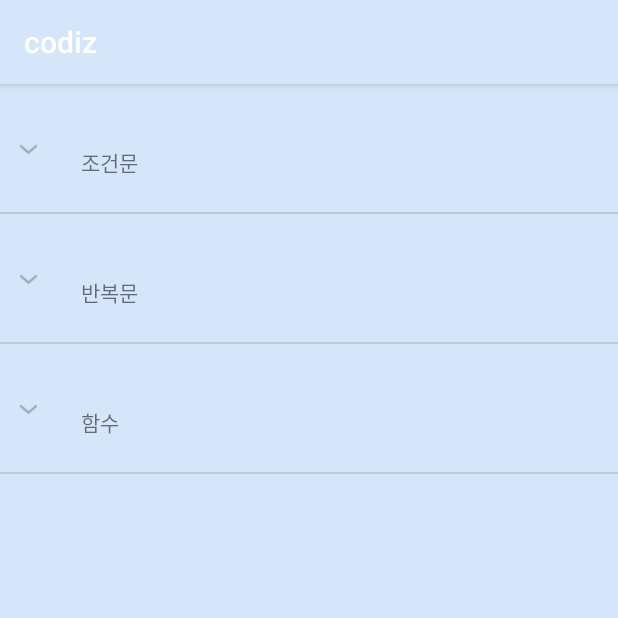
After one commit to LeeSaeBom/CODIZ-AOS, an Android app: the GrammerActivity screen opened directly, with no data from a screen before it, on a phone screen of 412 x 824 dp, the top half of it. The commit adds this screen. Run offline under Robolectric (Android 15) with nearby library versions, the phone set to English and light mode, and no system bars.

Commit message:
CODIZAOS-3 문제 및 문법 선택 화면 구성

```diff
--- a/app/build.gradle
+++ b/app/build.gradle
@@ -31,6 +31,7 @@ dependencies {
     implementation 'androidx.appcompat:appcompat:1.1.0'
     implementation 'androidx.core:core-ktx:1.3.0'
     implementation 'androidx.constraintlayout:constraintlayout:1.1.3'
+    implementation 'androidx.wear:wear:1.0.0'
     testImplementation 'junit:junit:4.12'
     androidTestImplementation 'androidx.test.ext:junit:1.1.1'
     androidTestImplementation 'androidx.test.espresso:espresso-core:3.2.0'
@@ -42,4 +43,5 @@ dependencies {
 
     implementation 'com.android.support:support-annotations:28.0.0'
     implementation 'com.google.android.material:material:1.1.0'
+    compileOnly 'com.google.android.wearable:wearable:2.6.0'
 }
--- /dev/null
+++ b/app/src/main/java/com/example/mobile/GrammerActivity.kt
@@ -0,0 +1,89 @@
+package com.example.mobile
+
+import android.content.Context
+import android.content.Intent
+import android.os.Bundle
+import android.view.LayoutInflater
+import android.view.View
+import android.view.ViewGroup
+import android.widget.BaseExpandableListAdapter
+import android.widget.Button
+import android.widget.TextView
+import androidx.appcompat.app.AppCompatActivity
+import kotlinx.android.synthetic.main.activity_main.*
+
+class GrammerActivity : AppCompatActivity() {
+
+    val groupList = arrayOf("조건문", "반복문", "함수")
+    private val grammerList = arrayOf(
+        arrayOf("if", "switch"),
+        arrayOf("for", "while"),
+        arrayOf("함수 선언")
+    )
+
+    override fun onCreate(savedInstanceState: Bundle?) {
+        super.onCreate(savedInstanceState)
+        setContentView(R.layout.activity_grammer)
+
+        expanded_menu.setAdapter(GrammerExpandAdapter(groupList, grammerList, this))
+    }
+
+    class GrammerExpandAdapter(
+        private val groupList: Array<String>,
+        private val grammerList: Array<Array<String>>,
+        private val context: Context
+    ) : BaseExpandableListAdapter() {
+
+        override fun getGroupCount(): Int = groupList.size
+
+        override fun getChildrenCount(groupPosition: Int): Int {
+            return grammerList[groupPosition].size
+        }
+
+        override fun getGroup(groupPosition: Int): Any = groupList[groupPosition]
+
+        override fun getChild(groupPosition: Int, childPosition: Int): Any =
+            grammerList[groupPosition][childPosition]
+
+        override fun getGroupId(groupPosition: Int): Long = groupPosition.toLong()
+
+        override fun getChildId(groupPosition: Int, childPosition: Int): Long =
+            childPosition.toLong()
+
+        override fun hasStableIds(): Boolean = true
+
+        override fun getGroupView(
+            groupPosition: Int,
+            isExpanded: Boolean,
+            convertView: View?,
+            parent: ViewGroup?
+        ): View {
+            val view =
+                convertView ?: LayoutInflater.from(context)
+                    .inflate(R.layout.problem_group, parent, false)
+
+            val textView = view.findViewById<TextView>(R.id.groupName)
+            textView.text = groupList[groupPosition]
+            return view
+        }
+
+        override fun getChildView(
+            groupPosition: Int,
+            childPosition: Int,
+            isLastChild: Boolean,
+            convertView: View?,
+            parent: ViewGroup?
+        ): View {
+            val view =
+                convertView ?: LayoutInflater.from(context)
+                    .inflate(R.layout.problem_button, parent, false)
+
+            val stepButton = view.findViewById<Button>(R.id.stepButton)
+            stepButton.text = grammerList[groupPosition][childPosition]
+
+            return view
+        }
+
+        override fun isChildSelectable(groupPosition: Int, childPosition: Int): Boolean = true
+    }
+}
--- a/app/src/main/java/com/example/mobile/LoginActivity.kt
+++ b/app/src/main/java/com/example/mobile/LoginActivity.kt
@@ -40,7 +40,7 @@ class LoginActivity : AppCompatActivity() {
         val responseCode = signInAsyncTask.execute().get()
 
         if (responseCode == HttpURLConnection.HTTP_NO_CONTENT) {
-            val intent = Intent(this, MainActivity::class.java)
+            val intent = Intent(this, SelectActivity::class.java)
             startActivity(intent)
         } else if (responseCode == HttpURLConnection.HTTP_NOT_FOUND) {
             Snackbar.make(login_layout_id, "아이디를 찾을 수 없습니다.", Snackbar.LENGTH_SHORT).show()
--- /dev/null
+++ b/app/src/main/res/layout/activity_grammer.xml
@@ -0,0 +1,14 @@
+<?xml version="1.0" encoding="utf-8"?>
+<androidx.constraintlayout.widget.ConstraintLayout xmlns:android="http://schemas.android.com/apk/res/android"
+    xmlns:tools="http://schemas.android.com/tools"
+    android:layout_width="match_parent"
+    android:layout_height="match_parent"
+    android:background="@color/background"
+    tools:context=".GrammerActivity" >
+
+    <ExpandableListView
+        android:id="@+id/expanded_menu"
+        android:layout_width="match_parent"
+        android:layout_height="match_parent"/>
+
+</androidx.constraintlayout.widget.ConstraintLayout>
--- /dev/null
+++ b/app/src/main/res/values-round/strings.xml
@@ -0,0 +1,3 @@
+<resources>
+    <string name="hello_world">Hello Round World!</string>
+</resources>
--- a/build.gradle
+++ b/build.gradle
@@ -8,7 +8,7 @@ buildscript {
 
     }
     dependencies {
-        classpath 'com.android.tools.build:gradle:3.6.3'
+        classpath 'com.android.tools.build:gradle:4.1.0'
         classpath "org.jetbrains.kotlin:kotlin-gradle-plugin:$kotlin_version"
 
         // NOTE: Do not place your application dependencies here; they belong
```
Also changed, not shown: app/src/main/AndroidManifest.xml (+7 -3 lines), app/src/main/java/com/example/mobile/SelectActivity.kt (added, +24 -0 lines), app/src/main/res/layout/activity_select.xml (added, +34 -0 lines), app/src/main/res/values/dimens.xml (added, +15 -0 lines), app/src/main/res/values/strings.xml (+8 -1 lines), gradle/wrapper/gradle-wrapper.properties.
